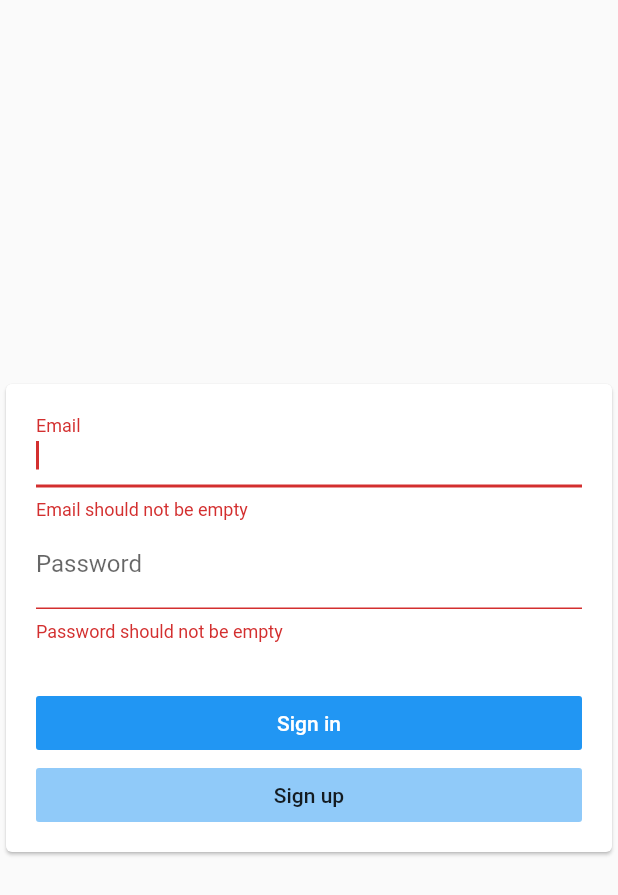
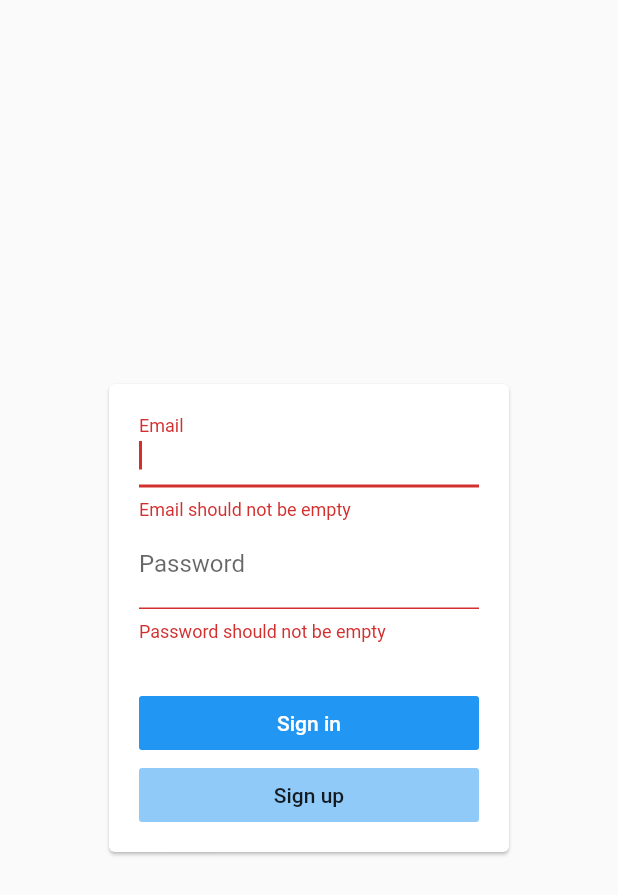
Before and after one commit to leosuncin/flutter_todo_app, a Flutter app: the screen it shows after launch, on a phone screen of 412 x 824 dp. Shown: the top 895 px of the screen. Run offline on Flutter 3.47's test engine with Material 2 defaults, Android fonts, the phone set to English and light mode, and no system bars.

Commit message:
Fix responsive design

```diff
--- a/lib/screens/login_screen.dart
+++ b/lib/screens/login_screen.dart
@@ -30,14 +30,21 @@ class _LoginScreenState extends State<LoginScreen> {
   @override
   Widget build(BuildContext context) {
     final theme = Theme.of(context);
+    final mq = MediaQuery.of(context);
 
     return Scaffold(
       body: Center(
+        child: SingleChildScrollView(
+          child: Padding(
+            padding: mq.orientation == Orientation.portrait
+                ? EdgeInsets.all(mq.size.width / 6)
+                : EdgeInsets.symmetric(horizontal: mq.size.width / 3),
             child: Container(
               height: 320,
               child: Card(
                 child: Padding(
-              padding: const EdgeInsets.symmetric(horizontal: 20, vertical: 10),
+                  padding:
+                      const EdgeInsets.symmetric(horizontal: 20, vertical: 10),
                   child: Form(
                     key: _form,
                     autovalidate: true,
@@ -51,7 +58,8 @@ class _LoginScreenState extends State<LoginScreen> {
                           textInputAction: TextInputAction.next,
                           keyboardType: TextInputType.emailAddress,
                           onFieldSubmitted: (_) {
-                        FocusScope.of(context).requestFocus(_passwordFocusNode);
+                            FocusScope.of(context)
+                                .requestFocus(_passwordFocusNode);
                           },
                           validator: (value) {
                             if (value == null || value.isEmpty)
@@ -115,6 +123,8 @@ class _LoginScreenState extends State<LoginScreen> {
               ),
             ),
           ),
+        ),
+      ),
     );
   }
 }
```
Lines whose indentation alone changed are shown as unchanged.
